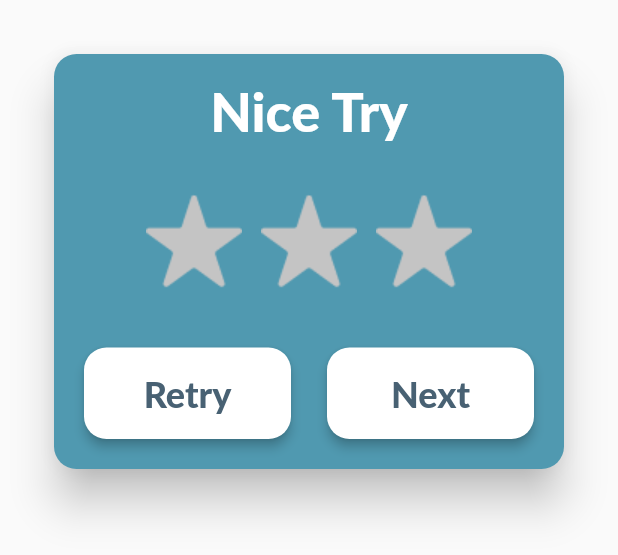
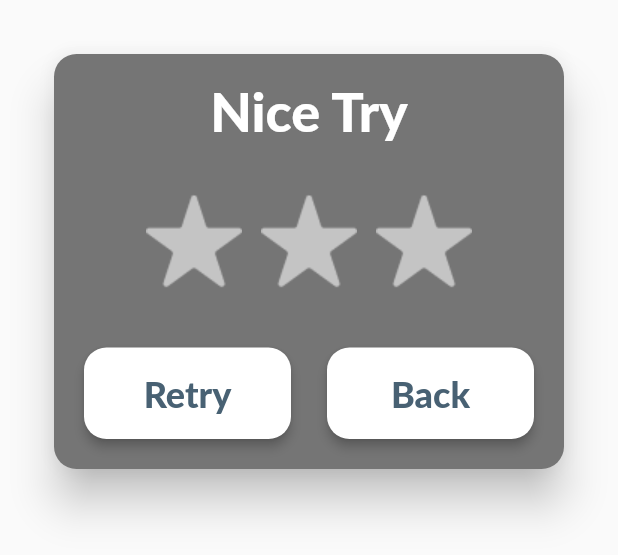
Before and after one commit to AlabasterAxe/color_game, a Flutter app: the GameEndCard widget shown alone on an empty page, opened directly with empty values, on a phone screen of 412 x 824 dp. Shown: the top 555 px of the screen. Run offline on Flutter 3.47's test engine with Material 2 defaults, Android fonts, the phone set to English and light mode, and no system bars; our stand-ins replace audioplayers, firebase_analytics, firebase_core, google_mobile_ads, package_info, settings_ui and 2 more; accounts and stored records are empty; Roboto replaces fonts that are missing (Lato).

Commit message:
sundry fixes

```diff
--- a/lib/game/sound-game-event-listener.dart
+++ b/lib/game/sound-game-event-listener.dart
@@ -20,7 +20,7 @@ class SoundGameEventListener {
   onGameEvent(GameEvent event) {
     switch (event.type) {
       case GameEventType.USER_MOVE:
-        audioService.playSoundEffect(SoundEffectType.WHOOSH, volume: .5);
+        audioService.playSoundEffect(SoundEffectType.WHOOSH, volume: .3);
         break;
       case GameEventType.LEFT_OVER_BOX:
         audioService.playSoundEffect(SoundEffectType.POP);
--- a/lib/widgets/game-end-card.dart
+++ b/lib/widgets/game-end-card.dart
@@ -53,7 +53,7 @@ class GameEndCardState extends State<GameEndCard> {
             child: Card(
                 shape: CARD_SHAPE,
                 elevation: 12,
-                color: BLUE_COLOR,
+                color: widget.earnedStars > 0 ? BLUE_COLOR : Colors.grey[600],
                 child: Padding(
                     padding: EdgeInsets.all(16),
                     child: Column(
@@ -115,7 +115,7 @@ class GameEndCardState extends State<GameEndCard> {
                           Expanded(
                               child: ColorCollapseButton(
                                   child: Text(
-                                    "Next",
+                                    widget.earnedStars > 0 ? "Next" : "Back",
                                     style: TextStyle(
                                         fontSize: 24,
                                         color: BOARD_BACKGROUND_COLOR,
```
